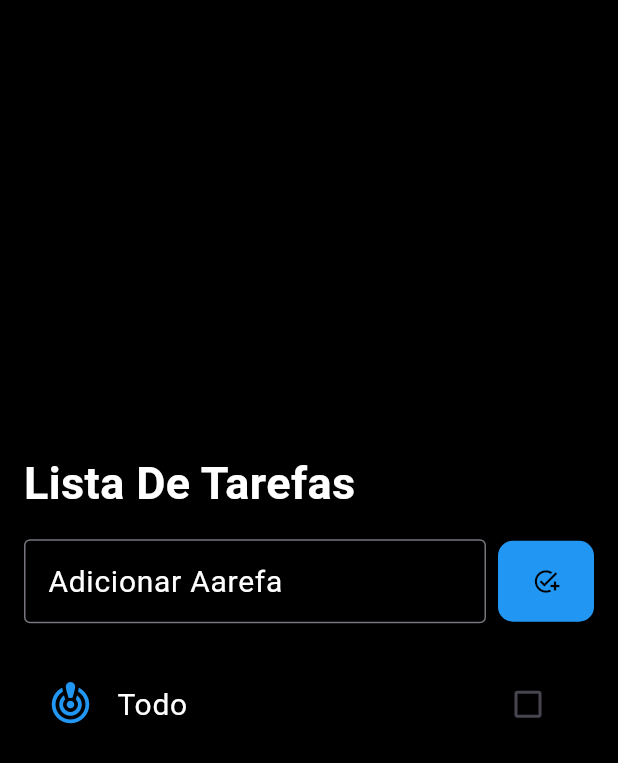
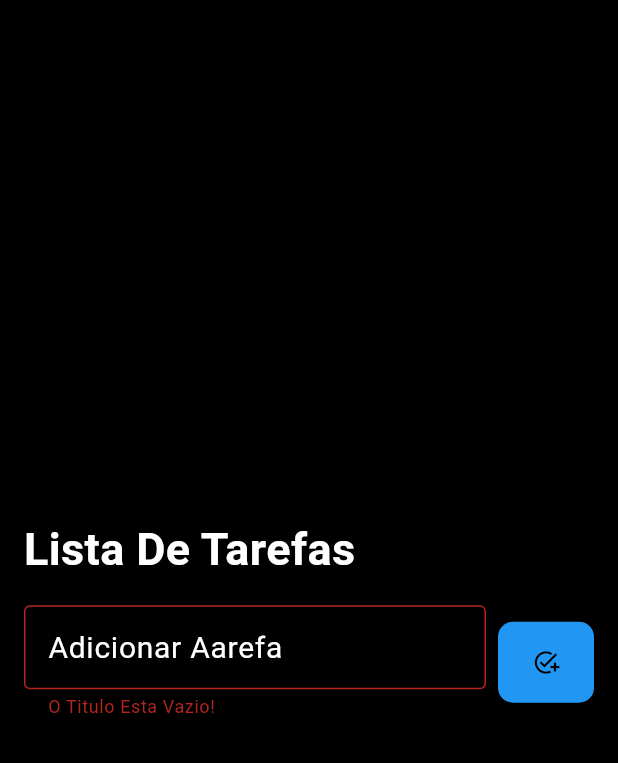
Before and after one commit to Murilo-RD/lista2_flutter, a Flutter app: the screen it shows after launch, after a tap on the "add task" icon, on a phone screen of 412 x 824 dp. Shown: the top 763 px of the screen. Run offline on Flutter 3.47's test engine with Material 3 defaults, Android fonts, the phone set to English and light mode, and no system bars; our stand-ins replace shared_preferences.

Commit message:
first commit

```diff
--- a/lib/Models/todo_item.dart
+++ b/lib/Models/todo_item.dart
@@ -2,9 +2,9 @@
 class Todo {
 
   String _title;
-  bool _check;
+  bool _check=false;
 
-  Todo(this._title,this._check );
+  Todo(this._title);
 
   Todo.fromJson(Map<String,dynamic> json)
       : _title = json['title']??'',
@@ -13,11 +13,19 @@ class Todo {
   Map<String, dynamic> toJson() {
     return {
       'title': _title,
-      'date': _check.toString(),
+      'check': _check.toString(),
     };
   }
 
+  String get title => _title;
 
+  set title(String value) {
+    _title = value;
+  }
 
+  bool get check => _check;
 
+  set check(bool value) {
+    _check = value;
+  }
 }
--- a/lib/Pages/list_page.dart
+++ b/lib/Pages/list_page.dart
@@ -15,17 +15,25 @@ class ListPage extends StatefulWidget {
 
 class _ListPageState extends State<ListPage> {
   final TodoRepository todoRepository = TodoRepository();
+  final TextEditingController textController = TextEditingController();
+  late List<Todo> todos = [];
 
-  late List<Todo> todos = [];
+  String? erroText;
+  void addTodo(String value){
+    setState(() {
+      erroText =null;
+      value == '' ? erroText='O Titulo Esta Vazio!': todos.add(Todo(value));
+      textController.clear();
+      todoRepository.saveTodoList(todos);
+    });
+  }
 
   @override
   void initState() {
     super.initState();
+    todoRepository.getTodoList().then((value) {
+        todos = value;
 
-    todoRepository.getTodoList().then((value) {
-      setState(() {
-        todos = value;
-      });
     });
   }
 
@@ -59,9 +67,11 @@ class _ListPageState extends State<ListPage> {
                   children: [
                     Expanded(
                       child: TextField(
+                        controller: textController,
                         style: TextStyle(color: Colors.white),
                         cursorColor: Colors.blue,
                         decoration: InputDecoration(
+                            errorText: erroText,
                             label: Text('Adicionar Aarefa'),
                             labelStyle:
                                 TextStyle(color: Colors.white, fontSize: 20),
@@ -77,7 +87,7 @@ class _ListPageState extends State<ListPage> {
                       width: 8,
                     ),
                     ElevatedButton(
-                      onPressed: () {},
+                      onPressed: (){addTodo(textController.text);},
                       style: ElevatedButton.styleFrom(
                         padding: EdgeInsets.all(18),
                         backgroundColor: Colors.blue,
@@ -95,9 +105,10 @@ class _ListPageState extends State<ListPage> {
                 Flexible(
                   child: ListView(
                     shrinkWrap: true,
-                    children: [
-                      TodoListItem(),
-                    ],
+                    children:[
+                      for(Todo todo in todos)
+                        TodoListItem(todo: todo)
+                      ],
 
                   ),
                 )
```
Also changed, not shown: lib/Widgets/todo_list_item.dart (+22 -5 lines), 4 other files.
